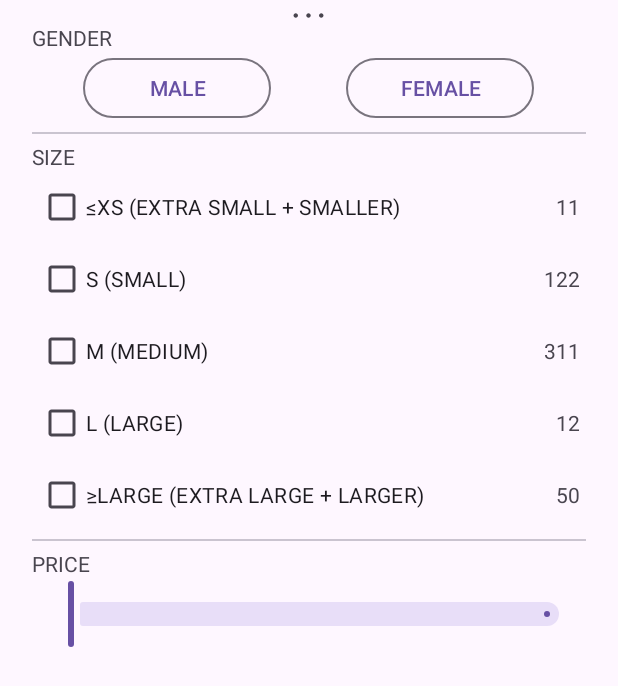
After one commit to obwan02/302-Clothing-App, an Android app: the layout frag_filter_list.xml on its own in the app's theme, with its tools: preview values and no code run, on a phone screen of 412 x 824 dp. The commit adds this screen. Shown: the top 686 px of the screen. Run offline under Robolectric (Android 15) with nearby library versions, the phone set to English and light mode, and no system bars.

Commit message:
update: Added filtering to ListActivity

```diff
--- a/app/src/main/java/com/example/clothingapp/activities/ListActivity.java
+++ b/app/src/main/java/com/example/clothingapp/activities/ListActivity.java
@@ -11,6 +11,7 @@ import android.os.Build;
 import android.os.Bundle;
 import android.util.Log;
 import android.view.View;
+import android.widget.Button;
 import android.widget.Toast;
 
 import com.example.clothingapp.R;
@@ -19,7 +20,10 @@ import com.example.clothingapp.data.ClothingItem;
 import com.example.clothingapp.data.IProvider;
 import com.example.clothingapp.data.NullProvider;
 import com.example.clothingapp.data.StaticClothingItemProvider;
+import com.example.clothingapp.fragments.FilterBottomSheet;
 import com.example.clothingapp.listeners.RecycleViewClickListener;
+import com.google.android.material.bottomsheet.BottomSheetBehavior;
+import com.google.android.material.bottomsheet.BottomSheetDialog;
 
 import java.io.Serializable;
 
@@ -29,9 +33,14 @@ public class ListActivity extends AppCompatActivity implements RecycleViewClickL
 
     private static class ViewHolder {
 
-        public RecyclerView items;
+        public final RecyclerView items;
+        public final Button filterButton;
+        public final FilterBottomSheet filterBottomSheet;
         public ViewHolder(Activity activity) {
             items = activity.findViewById(R.id.list_items);
+            filterButton = activity.findViewById(R.id.list_filter_button);
+
+            filterBottomSheet = new FilterBottomSheet();
         }
 
     }
@@ -57,6 +66,9 @@ public class ListActivity extends AppCompatActivity implements RecycleViewClickL
         adapter.setListener(this);
         vh.items.setAdapter(adapter);
         vh.items.setLayoutManager(new LinearLayoutManager(this, LinearLayoutManager.VERTICAL, false));
+
+        // Buttons
+        vh.filterButton.setOnClickListener(x -> this.onFilterButtonClicked(x));
     }
     @Override
     public void onItemClick(ClothingItem item, View itemView, int position) {
@@ -66,4 +78,8 @@ public class ListActivity extends AppCompatActivity implements RecycleViewClickL
         startActivity(intent);
     }
 
+    private void onFilterButtonClicked(View v) {
+        vh.filterBottomSheet.show(getSupportFragmentManager(), FilterBottomSheet.TAG);
+    }
+
 }
--- /dev/null
+++ b/app/src/main/java/com/example/clothingapp/fragments/FilterBottomSheet.java
@@ -0,0 +1,23 @@
+package com.example.clothingapp.fragments;
+
+import android.os.Bundle;
+import android.view.LayoutInflater;
+import android.view.View;
+import android.view.ViewGroup;
+
+import androidx.annotation.NonNull;
+import androidx.annotation.Nullable;
+
+import com.example.clothingapp.R;
+import com.google.android.material.bottomsheet.BottomSheetDialogFragment;
+
+public class FilterBottomSheet extends BottomSheetDialogFragment {
+
+    public static final String TAG = "FilterBottomSheet";
+
+    @Nullable
+    @Override
+    public View onCreateView(@NonNull LayoutInflater inflater, @Nullable ViewGroup container, @Nullable Bundle savedInstanceState) {
+        return inflater.inflate(R.layout.frag_filter_list, container, false);
+    }
+}
--- /dev/null
+++ b/app/src/main/res/drawable/ic_horiz_dots.xml
@@ -0,0 +1,10 @@
+<vector xmlns:android="http://schemas.android.com/apk/res/android"
+    android:width="48dp"
+    android:height="48dp"
+    android:viewportWidth="960"
+    android:viewportHeight="960"
+    android:tint="?attr/colorControlNormal">
+  <path
+      android:fillColor="@android:color/white"
+      android:pathData="M207.86,528Q188,528 174,513.86Q160,499.72 160,479.86Q160,460 174.14,446Q188.28,432 208.14,432Q228,432 242,446.14Q256,460.28 256,480.14Q256,500 241.86,514Q227.72,528 207.86,528ZM479.86,528Q460,528 446,513.86Q432,499.72 432,479.86Q432,460 446.14,446Q460.28,432 480.14,432Q500,432 514,446.14Q528,460.28 528,480.14Q528,500 513.86,514Q499.72,528 479.86,528ZM751.86,528Q732,528 718,513.86Q704,499.72 704,479.86Q704,460 718.14,446Q732.28,432 752.14,432Q772,432 786,446.14Q800,460.28 800,480.14Q800,500 785.86,514Q771.72,528 751.86,528Z"/>
+</vector>
--- /dev/null
+++ b/app/src/main/res/drawable/ic_tick.xml
@@ -0,0 +1,10 @@
+<vector xmlns:android="http://schemas.android.com/apk/res/android"
+    android:width="48dp"
+    android:height="48dp"
+    android:viewportWidth="960"
+    android:viewportHeight="960"
+    android:tint="?attr/colorControlNormal">
+  <path
+      android:fillColor="@android:color/white"
+      android:pathData="M378,714L154,490L197,447L378,628L762,244L805,287L378,714Z"/>
+</vector>
--- a/app/src/main/res/layout/activity_list.xml
+++ b/app/src/main/res/layout/activity_list.xml
@@ -47,6 +47,7 @@
             />
 
         <com.google.android.material.button.MaterialButton
+            android:id="@+id/list_filter_button"
             android:layout_height="wrap_content"
             android:layout_width="wrap_content"
             android:layout_weight="1"
--- /dev/null
+++ b/app/src/main/res/layout/frag_filter_list.xml
@@ -0,0 +1,217 @@
+<?xml version="1.0" encoding="utf-8"?>
+<LinearLayout
+    xmlns:android="http://schemas.android.com/apk/res/android"
+    xmlns:app="http://schemas.android.com/apk/res-auto"
+    android:id="@+id/standard_bottom_sheet"
+    android:layout_width="match_parent"
+    android:layout_height="wrap_content"
+    android:padding="5dp"
+    app:layout_behavior="com.google.android.material.bottomsheet.BottomSheetBehavior"
+    android:orientation="vertical">
+
+    <ImageView
+        android:layout_width="30dp"
+        android:layout_height="10dp"
+        android:scaleType="centerCrop"
+        android:src="@drawable/ic_horiz_dots"
+        android:layout_gravity="center_horizontal"
+        />
+
+    <TextView
+        android:layout_marginLeft="16dp"
+        android:layout_width="wrap_content"
+        android:layout_height="match_parent"
+        android:text="GENDER"
+        />
+
+    <LinearLayout
+        android:layout_width="match_parent"
+        android:layout_height="wrap_content"
+        android:orientation="horizontal">
+
+        <Space
+            android:layout_width="0dp"
+            android:layout_height="match_parent"
+            android:layout_weight="2"
+            />
+
+        <com.google.android.material.button.MaterialButton
+            android:layout_width="0dp"
+            android:layout_height="wrap_content"
+            android:layout_weight="5"
+            android:text="MALE"
+            style="@style/Widget.Material3.Button.OutlinedButton"
+            />
+
+        <Space
+            android:layout_width="0dp"
+            android:layout_height="match_parent"
+            android:layout_weight="2"
+            />
+
+        <com.google.android.material.button.MaterialButton
+            android:layout_width="0dp"
+            android:layout_height="wrap_content"
+            android:layout_weight="5"
+            android:text="FEMALE"
+            style="@style/Widget.Material3.Button.OutlinedButton"
+            />
+
+        <Space
+            android:layout_width="0dp"
+            android:layout_height="match_parent"
+            android:layout_weight="2"
+            />
+
+    </LinearLayout>
+
+    <com.google.android.material.divider.MaterialDivider
+        android:layout_width="match_parent"
+        android:layout_height="wrap_content"
+        android:layout_marginVertical="5dp"
+        android:layout_marginHorizontal="16dp"
+        />
+
+    <TextView
+        android:layout_marginLeft="16dp"
+        android:layout_width="wrap_content"
+        android:layout_height="wrap_content"
+        android:text="SIZE"
+        />
+
+    <LinearLayout
+        android:layout_marginHorizontal="20dp"
+        android:layout_width="match_parent"
+        android:layout_height="wrap_content"
+        android:orientation="horizontal"
+        >
+        <CheckBox
+            android:layout_width="wrap_content"
+            android:layout_height="wrap_content"
+            android:text="≤XS (EXTRA SMALL + SMALLER)"
+            />
+        <Space
+            android:layout_width="0dp"
+            android:layout_height="match_parent"
+            android:layout_weight="1"
+            />
+        <TextView
+            android:layout_width="wrap_content"
+            android:layout_height="wrap_content"
+            android:text="11"
+            />
+    </LinearLayout>
+
+    <LinearLayout
+        android:layout_marginHorizontal="20dp"
+        android:layout_width="match_parent"
+        android:layout_height="wrap_content"
+        android:orientation="horizontal"
+        >
+        <CheckBox
+            android:layout_width="wrap_content"
+            android:layout_height="wrap_content"
+            android:text="S (SMALL)"
+            />
+        <Space
+            android:layout_width="0dp"
+            android:layout_height="match_parent"
+            android:layout_weight="1"
+            />
+        <TextView
+            android:layout_width="wrap_content"
+            android:layout_height="wrap_content"
+            android:text="122"
+            />
+    </LinearLayout>
+
+    <LinearLayout
+        android:layout_marginHorizontal="20dp"
+        android:layout_width="match_parent"
+        android:layout_height="wrap_content"
+        android:orientation="horizontal"
+        >
+        <CheckBox
+            android:layout_width="wrap_content"
+            android:layout_height="wrap_content"
+            android:text="M (MEDIUM)"
+            />
+        <Space
+            android:layout_width="0dp"
+            android:layout_height="match_parent"
+            android:layout_weight="1"
+            />
+        <TextView
+            android:layout_width="wrap_content"
+            android:layout_height="wrap_content"
+            android:text="311"
+            />
+    </LinearLayout>
+
+    <LinearLayout
+        android:layout_marginHorizontal="20dp"
+        android:layout_width="match_parent"
+        android:layout_height="wrap_content"
+        android:orientation="horizontal"
+        >
+        <CheckBox
+            android:layout_width="wrap_content"
+            android:layout_height="wrap_content"
+            android:text="L (LARGE)"
+            />
+        <Space
+            android:layout_width="0dp"
+            android:layout_height="match_parent"
+            android:layout_weight="1"
+            />
+        <TextView
+            android:layout_width="wrap_content"
+            android:layout_height="wrap_content"
+            android:text="12"
+            />
+    </LinearLayout>
+
+    <LinearLayout
+        android:layout_marginHorizontal="20dp"
+        android:layout_width="match_parent"
+        android:layout_height="wrap_content"
+        android:orientation="horizontal"
+        >
+        <CheckBox
+            android:layout_width="wrap_content"
+            android:layout_height="wrap_content"
+            android:text="≥LARGE (EXTRA LARGE + LARGER)"
+            />
+        <Space
+            android:layout_width="0dp"
+            android:layout_height="match_parent"
+            android:layout_weight="1"
+            />
+        <TextView
+            android:layout_width="wrap_content"
+            android:layout_height="wrap_content"
+            android:text="50"
+            />
+    </LinearLayout>
+
+    <com.google.android.material.divider.MaterialDivider
+        android:layout_width="match_parent"
+        android:layout_height="wrap_content"
+        android:layout_marginVertical="5dp"
+        android:layout_marginHorizontal="16dp"
+        />
+
+    <TextView
+        android:layout_marginLeft="16dp"
+        android:layout_width="wrap_content"
+        android:layout_height="wrap_content"
+        android:text="PRICE"
+        />
+
+    <com.google.android.material.slider.RangeSlider
+        android:id="@+id/filter_price_slider"
+        android:layout_width="match_parent"
+        android:layout_height="wrap_content"
+        android:layout_marginHorizontal="20dp"
+        />
+</LinearLayout>
```
